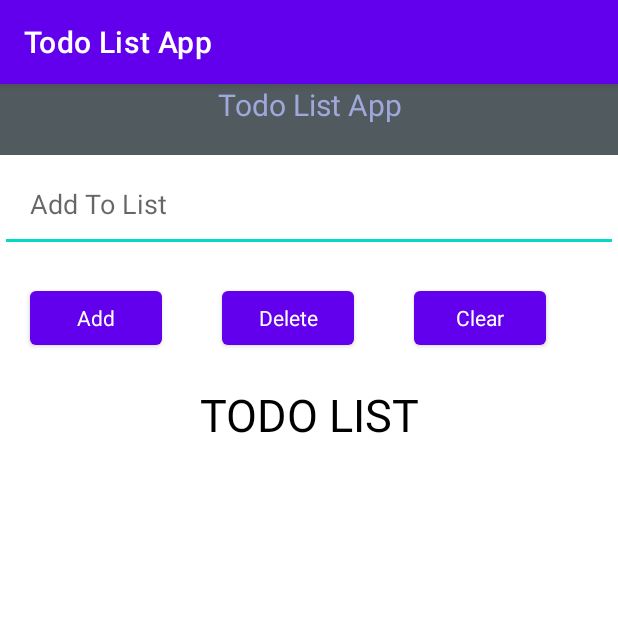
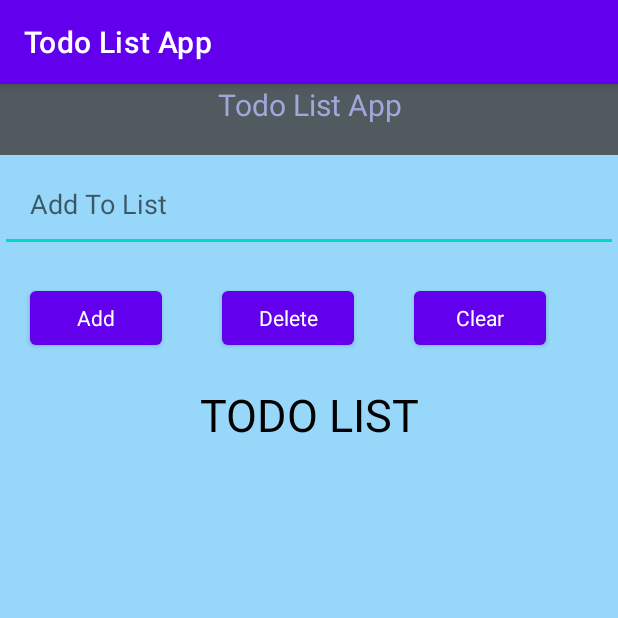
Before and after one commit to Kotlin-Projects-Cambrian/Todo-App-IOT, an Android app: the screen it shows after launch (MainActivity), on a phone screen of 412 x 824 dp, the top half of it. Run offline under Robolectric (Android 15) with nearby library versions, the phone set to English and light mode, and no system bars.

Commit message:
color change

```diff
--- a/app/src/main/java/ca/lokendra/todolist/MainActivity.kt
+++ b/app/src/main/java/ca/lokendra/todolist/MainActivity.kt
@@ -53,5 +53,6 @@ class MainActivity : AppCompatActivity() {
             itemsList.clear()
             itemsAdapter.notifyDataSetChanged()
         }
+
     }
 }
--- a/app/src/main/res/layout/activity_main.xml
+++ b/app/src/main/res/layout/activity_main.xml
@@ -4,7 +4,7 @@
     android:layout_width="match_parent"
     android:layout_height="match_parent"
     tools:context=".MainActivity"
-    android:background="@color/white">
+    android:background="@color/Blue">
 
     <TextView
         android:id="@+id/Title"
```
